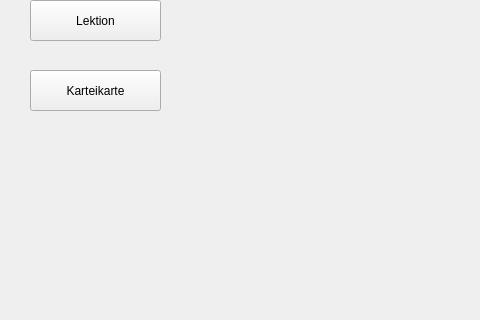
Above: mainwindow.ui from anastasijabb/DatabaseGUI before the change; both pictures show x 0 to 480 and y 170 to 490 of the 800 by 600 pixel window. Below: the same form after it.
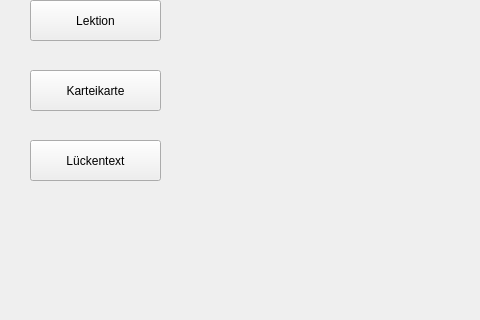
That is the form after the change.

Diff of the .ui file:
```diff
--- a/mainwindow.ui
+++ b/mainwindow.ui
@@ -66,6 +66,19 @@
      <string>Karteikarte</string>
     </property>
    </widget>
+   <widget class="QPushButton" name="pushButton_5">
+    <property name="geometry">
+     <rect>
+      <x>30</x>
+      <y>310</y>
+      <width>131</width>
+      <height>41</height>
+     </rect>
+    </property>
+    <property name="text">
+     <string>Lückentext</string>
+    </property>
+   </widget>
   </widget>
   <widget class="QMenuBar" name="menubar">
    <property name="geometry">
```
